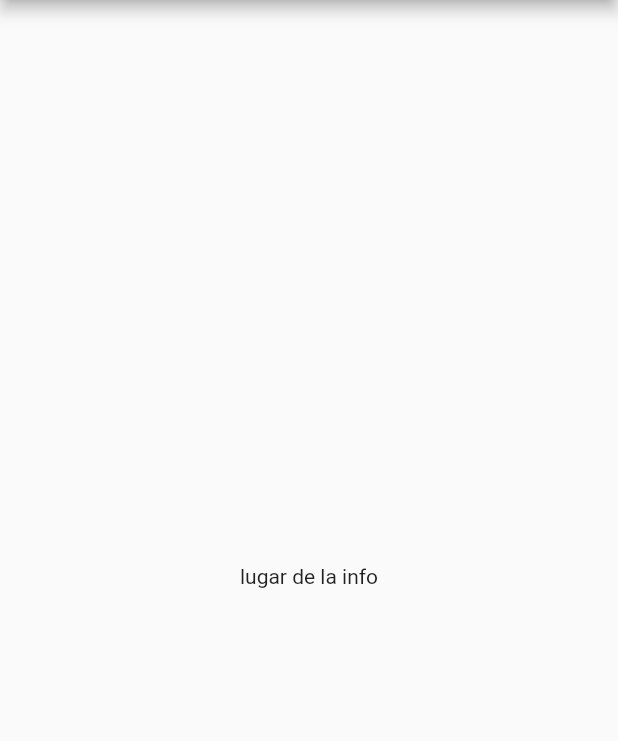
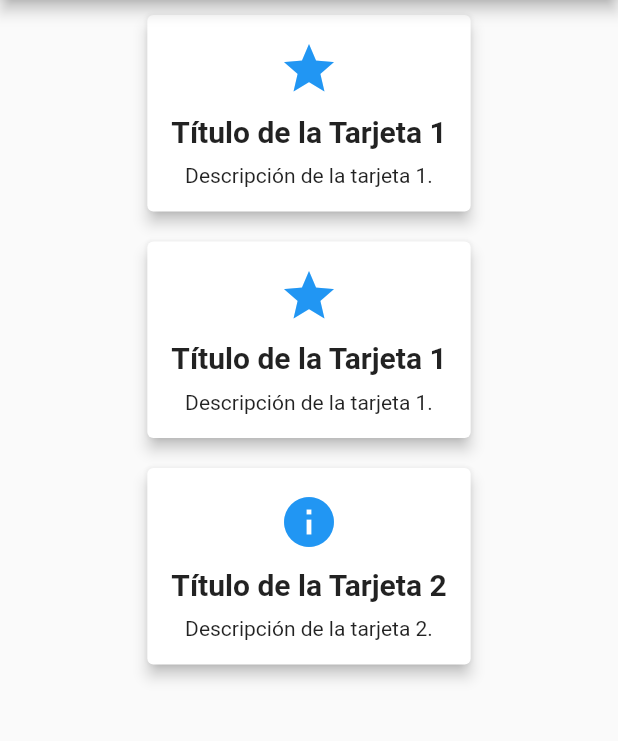
Before and after one commit to L18540431/la_info_nasa, a Flutter app: the screen it shows after launch, on a phone screen of 412 x 824 dp, the part 84-825 px from its top. Run offline on Flutter 3.47's test engine with Material 2 defaults, Android fonts, the phone set to English and light mode, and no system bars.

Commit message:
funcion de las tarjetas a detailscreen

```diff
--- a/lib/main.dart
+++ b/lib/main.dart
@@ -1,5 +1,5 @@
 import 'package:flutter/material.dart';
-import 'package:la_info_nasa/widgates/homepage.dart';
+import 'package:la_info_nasa/screens/homepage.dart';
 
 void main() {
   runApp(
--- /dev/null
+++ b/lib/screens/homepage.dart
@@ -0,0 +1,46 @@
+import 'package:flutter/material.dart';
+import 'package:la_info_nasa/screens/detailsscreen.dart';
+import 'package:la_info_nasa/widgates/cardclass.dart';
+import 'package:la_info_nasa/widgates/drawer.dart';
+
+class HomePage extends StatelessWidget {
+  @override
+  Widget build(BuildContext context) {
+    return Scaffold(
+      appBar: AppBar(
+        backgroundColor: Color.fromARGB(255, 18, 119, 201),
+        title: Row(
+          children: [
+            Text('La info'),
+            Image.asset('assets/nasa_logo.png', width: 80.0, height: 80.0),
+            SizedBox(width: 8.0),
+          ],
+        ),
+      ),
+      body: Center(
+        child: Column(
+          children: [
+            MyCard(
+              title: "Título de la Tarjeta 1",
+              description: "Descripción de la tarjeta 1.",
+              icon: Icons.star,
+            ),
+            MyCard(
+              title: "Título de la Tarjeta 1",
+              description: "Descripción de la tarjeta 1.",
+              icon: Icons.star,
+
+            ),
+            MyCard(
+              title: "Título de la Tarjeta 2",
+              description: "Descripción de la tarjeta 2.",
+              icon: Icons.info,
+            ),
+            // Puedes agregar más instancias de MyCard según sea necesario
+          ],
+        ),
+      ),
+      drawer: MyDrawer(),
+    );
+  }
+}
--- /dev/null
+++ b/lib/widgates/cardclass.dart
@@ -0,0 +1,53 @@
+import 'package:flutter/material.dart';
+import 'package:la_info_nasa/screens/detailsscreen.dart';
+
+class MyCard extends StatelessWidget {
+  final String title;
+  final String description;
+  final IconData icon;
+
+  MyCard({required this.title, required this.description, required this.icon});
+
+  @override
+  Widget build(BuildContext context) {
+    return InkWell(
+      onTap: () {
+        Navigator.push(
+          context,
+          MaterialPageRoute(
+            builder: (context) => DetailsScreen(
+              title: title,
+              description: description,
+            ),
+          ),
+        );
+      },
+      child: Card(
+        elevation: 4,
+        margin: EdgeInsets.all(10),
+        child: Padding(
+          padding: const EdgeInsets.all(16.0),
+          child: Column(
+            children: [
+              Icon(
+                icon,
+                size: 40,
+                color: Colors.blue,
+              ),
+              SizedBox(height: 10),
+              Text(
+                title,
+                style: TextStyle(
+                  fontSize: 20,
+                  fontWeight: FontWeight.bold,
+                ),
+              ),
+              SizedBox(height: 10),
+              Text(description),
+            ],
+          ),
+        ),
+      ),
+    );
+  }
+}
--- a/lib/widgates/homepage.dart
+++ /dev/null
@@ -1,24 +0,0 @@
-import 'package:flutter/material.dart';
-import 'package:la_info_nasa/widgates/drawer.dart';
-
-class HomePage extends StatelessWidget {
-  @override
-  Widget build(BuildContext context) {
-    return Scaffold(
-      appBar: AppBar(
-        backgroundColor: Color.fromARGB(255, 18, 119, 201),
-        title: Row(
-          children: [
-            Text('La info'),
-            Image.asset('assets/nasa_logo.png', width: 80.0, height: 80.0),
-            SizedBox(width: 8.0),
-          ],
-        ),
-      ),
-      body: Center(
-        child: Text('lugar de la info'),
-      ),
-      drawer: MyDrawer(),
-    );
-  }
-}
```
Also changed, not shown: lib/screens/detailsscreen.dart (added, +33 -0 lines), lib/widgates/drawer.dart (+14 -1 lines), assets/tobecontinued.jpg (added), assets/wait.jpg (added), lib/screens/add.dart (added), lib/screens/info.dart (added), 1 other file.
